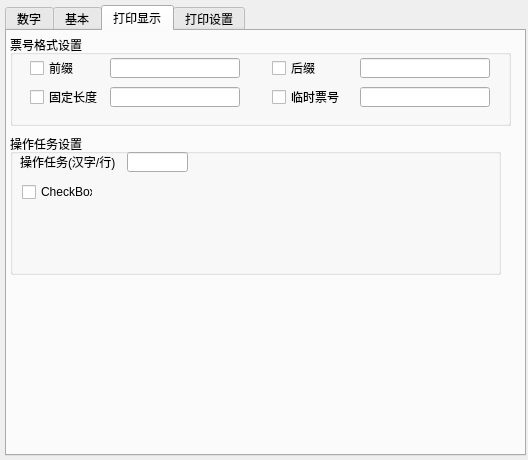
The window that formatsetdlg.ui (rcshuangw/HReportMainWindow) describes before a commit, drawn with Qt 5.
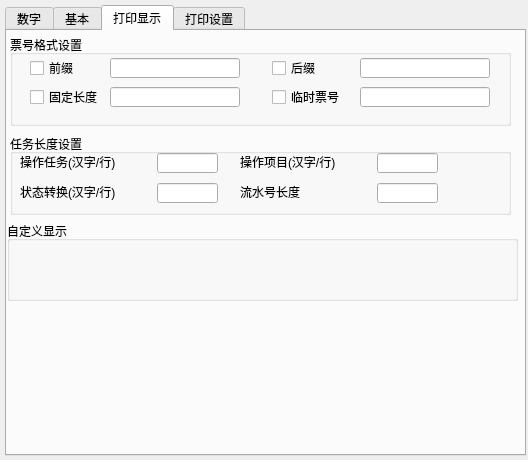
The same window after the commit. The open tabs and pages were chosen to show the change.

Diff of the .ui file:
```diff
--- a/formatsetdlg.ui
+++ b/formatsetdlg.ui
@@ -309,19 +309,19 @@
       <rect>
        <x>3</x>
        <y>103</y>
-       <width>491</width>
-       <height>141</height>
+       <width>501</width>
+       <height>81</height>
       </rect>
      </property>
      <property name="title">
-      <string>操作任务设置</string>
+      <string>任务长度设置</string>
      </property>
      <widget class="QLabel" name="label_4">
       <property name="geometry">
        <rect>
         <x>10</x>
         <y>20</y>
-        <width>111</width>
+        <width>131</width>
         <height>16</height>
        </rect>
       </property>
@@ -332,26 +332,119 @@
      <widget class="QLineEdit" name="lineEdit_9">
       <property name="geometry">
        <rect>
-        <x>117</x>
-        <y>18</y>
+        <x>147</x>
+        <y>19</y>
         <width>61</width>
         <height>20</height>
        </rect>
       </property>
+      <property name="font">
+       <font>
+        <family>Arial</family>
+        <pointsize>10</pointsize>
+       </font>
+      </property>
      </widget>
-     <widget class="QCheckBox" name="checkBox_11">
+     <widget class="QLineEdit" name="lineEdit_10">
       <property name="geometry">
        <rect>
-        <x>12</x>
+        <x>367</x>
+        <y>19</y>
+        <width>61</width>
+        <height>20</height>
+       </rect>
+      </property>
+      <property name="font">
+       <font>
+        <family>Arial</family>
+        <pointsize>10</pointsize>
+       </font>
+      </property>
+     </widget>
+     <widget class="QLabel" name="label_14">
+      <property name="geometry">
+       <rect>
+        <x>230</x>
+        <y>20</y>
+        <width>131</width>
+        <height>16</height>
+       </rect>
+      </property>
+      <property name="text">
+       <string>操作项目(汉字/行)</string>
+      </property>
+     </widget>
+     <widget class="QLineEdit" name="lineEdit_11">
+      <property name="geometry">
+       <rect>
+        <x>367</x>
+        <y>49</y>
+        <width>61</width>
+        <height>20</height>
+       </rect>
+      </property>
+      <property name="font">
+       <font>
+        <family>Arial</family>
+        <pointsize>10</pointsize>
+       </font>
+      </property>
+     </widget>
+     <widget class="QLabel" name="label_15">
+      <property name="geometry">
+       <rect>
+        <x>230</x>
         <y>50</y>
-        <width>71</width>
+        <width>131</width>
         <height>16</height>
        </rect>
       </property>
       <property name="text">
-       <string>CheckBox</string>
+       <string>流水号长度</string>
       </property>
      </widget>
+     <widget class="QLineEdit" name="lineEdit_12">
+      <property name="geometry">
+       <rect>
+        <x>147</x>
+        <y>49</y>
+        <width>61</width>
+        <height>20</height>
+       </rect>
+      </property>
+      <property name="font">
+       <font>
+        <family>Arial</family>
+        <pointsize>10</pointsize>
+       </font>
+      </property>
+     </widget>
+     <widget class="QLabel" name="label_16">
+      <property name="geometry">
+       <rect>
+        <x>10</x>
+        <y>50</y>
+        <width>131</width>
+        <height>16</height>
+       </rect>
+      </property>
+      <property name="text">
+       <string>状态转换(汉字/行)</string>
+      </property>
+     </widget>
+    </widget>
+    <widget class="QGroupBox" name="groupBox_9">
+     <property name="geometry">
+      <rect>
+       <x>0</x>
+       <y>190</y>
+       <width>511</width>
+       <height>80</height>
+      </rect>
+     </property>
+     <property name="title">
+      <string>自定义显示</string>
+     </property>
     </widget>
    </widget>
    <widget class="QWidget" name="tab_4">
@@ -486,7 +579,7 @@
        <string>右：</string>
       </property>
      </widget>
-     <widget class="QLineEdit" name="lineEdit_10">
+     <widget class="QLineEdit" name="tailMargin">
       <property name="geometry">
        <rect>
         <x>220</x>
@@ -502,7 +595,7 @@
        </font>
       </property>
      </widget>
-     <widget class="QLineEdit" name="lineEdit_11">
+     <widget class="QLineEdit" name="headMargin">
       <property name="geometry">
        <rect>
         <x>45</x>
```
Left out of the diff: 44 changed lines with no effect on the pictures.
